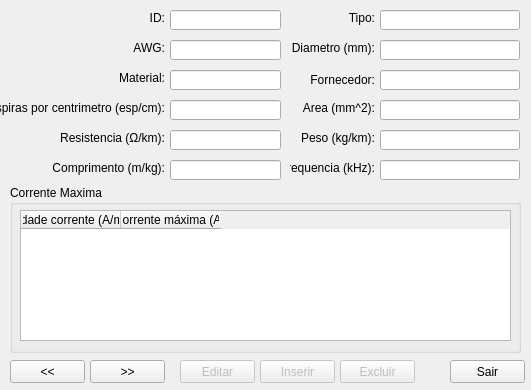
First picture: the form in windows/windowwire.ui, repository KyryIx/Helena, before the edit.
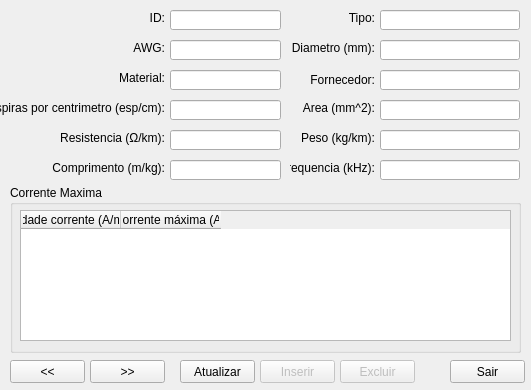
Second picture: the form after the edit. Icons and pictures are not drawn.

Commit message: atualizacoes na janela dos fios

Diff of the .ui file:
```diff
--- a/windows/windowwire.ui
+++ b/windows/windowwire.ui
@@ -245,7 +245,7 @@
   </widget>
   <widget class="QPushButton" name="pushButton_edit">
    <property name="enabled">
-    <bool>false</bool>
+    <bool>true</bool>
    </property>
    <property name="geometry">
     <rect>
@@ -256,7 +256,7 @@
     </rect>
    </property>
    <property name="text">
-    <string>Editar</string>
+    <string>Atualizar</string>
    </property>
   </widget>
   <widget class="QLabel" name="label_type">
```
Left out of the diff: 4 changed lines with no effect on the pictures. The commit also changes 2 other files.
